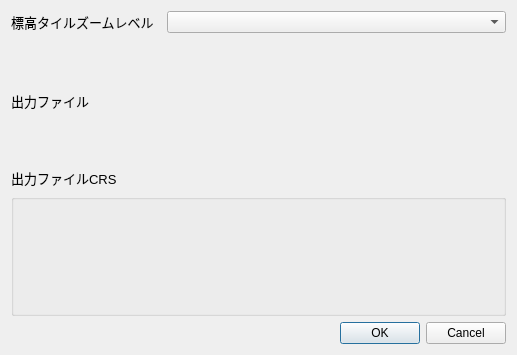
Old version of the form elevation_tile_for_jp_dialog_base.ui in the repository MIERUNE/ElevationTile4JP.
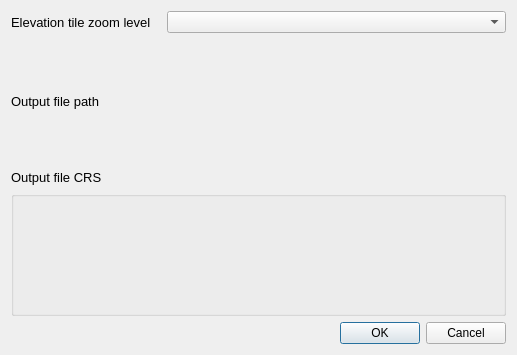
New version of the form. Custom widgets are drawn as their Qt base class.

```diff
--- a/elevation_tile_for_jp_dialog_base.ui
+++ b/elevation_tile_for_jp_dialog_base.ui
@@ -39,7 +39,7 @@
         <cursorShape>ArrowCursor</cursorShape>
        </property>
        <property name="text">
-        <string>標高タイルズームレベル</string>
+        <string>Elevation tile zoom level</string>
        </property>
       </widget>
      </item>
@@ -70,7 +70,7 @@
         </font>
        </property>
        <property name="text">
-        <string>出力ファイル</string>
+        <string>Output file path</string>
        </property>
       </widget>
      </item>
@@ -110,7 +110,7 @@
         </font>
        </property>
        <property name="text">
-        <string>出力ファイルCRS</string>
+        <string>Output file CRS</string>
        </property>
       </widget>
      </item>
```
